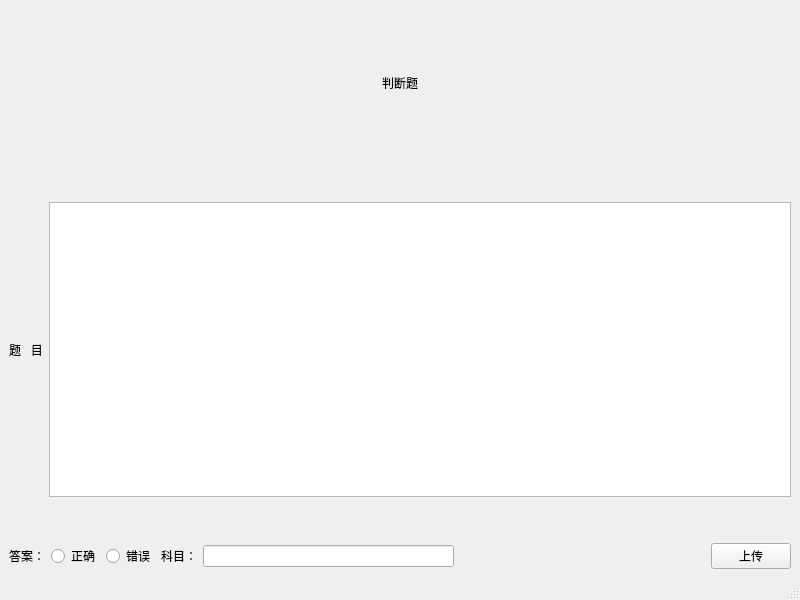
This is judgewindow.ui in dingmark1/TestSystem as Qt 5 draws it before an edit. The edited form follows.
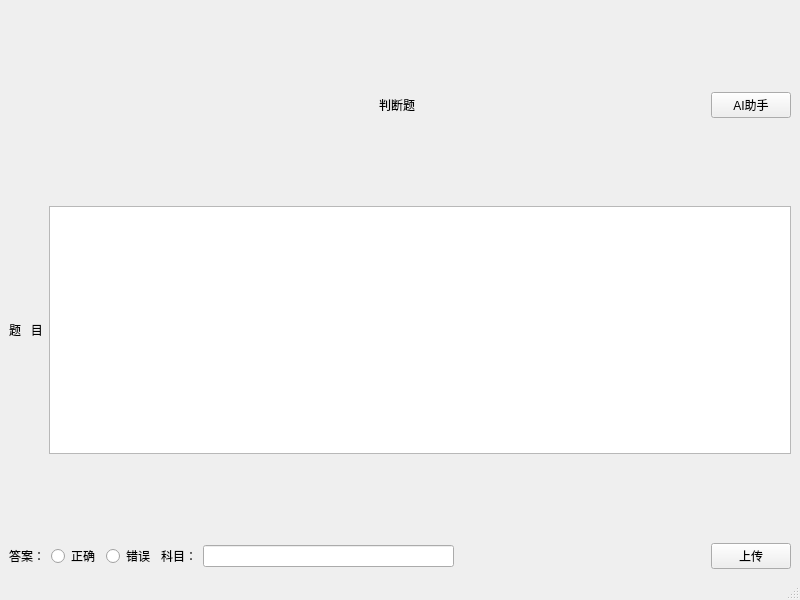
This is the edited form.

Diff of the .ui file:
```diff
--- a/judgewindow.ui
+++ b/judgewindow.ui
@@ -16,16 +16,76 @@
   <widget class="QWidget" name="centralwidget">
    <layout class="QGridLayout" name="gridLayout">
     <item row="0" column="0">
-     <layout class="QVBoxLayout" name="verticalLayout" stretch="1,0,2,0,1">
+     <layout class="QVBoxLayout" name="verticalLayout" stretch="1,2,1,3,1,1">
       <item>
-       <widget class="QLabel" name="label_7">
-        <property name="text">
-         <string>判断题</string>
+       <spacer name="verticalSpacer_3">
+        <property name="orientation">
+         <enum>Qt::Orientation::Vertical</enum>
         </property>
-        <property name="alignment">
-         <set>Qt::AlignmentFlag::AlignCenter</set>
+        <property name="sizeHint" stdset="0">
+         <size>
+          <width>20</width>
+          <height>40</height>
+         </size>
         </property>
-       </widget>
+       </spacer>
+      </item>
+      <item>
+       <layout class="QHBoxLayout" name="horizontalLayout_2">
+        <item>
+         <spacer name="horizontalSpacer_3">
+          <property name="orientation">
+           <enum>Qt::Orientation::Horizontal</enum>
+          </property>
+          <property name="sizeHint" stdset="0">
+           <size>
+            <width>40</width>
+            <height>20</height>
+           </size>
+          </property>
+         </spacer>
+        </item>
+        <item>
+         <widget class="QLabel" name="label_7">
+          <property name="text">
+           <string>判断题</string>
+          </property>
+          <property name="alignment">
+           <set>Qt::AlignmentFlag::AlignCenter</set>
+          </property>
+         </widget>
+        </item>
+        <item>
+         <layout class="QHBoxLayout" name="horizontalLayout">
+          <item>
+           <spacer name="horizontalSpacer_2">
+            <property name="orientation">
+             <enum>Qt::Orientation::Horizontal</enum>
+            </property>
+            <property name="sizeHint" stdset="0">
+             <size>
+              <width>40</width>
+              <height>20</height>
+             </size>
+            </property>
+           </spacer>
+          </item>
+          <item>
+           <widget class="QPushButton" name="pushButton">
+            <property name="sizePolicy">
+             <sizepolicy hsizetype="Fixed" vsizetype="Fixed">
+              <horstretch>0</horstretch>
+              <verstretch>0</verstretch>
+             </sizepolicy>
+            </property>
+            <property name="text">
+             <string>AI助手</string>
+            </property>
+           </widget>
+          </item>
+         </layout>
+        </item>
+       </layout>
       </item>
       <item>
        <spacer name="verticalSpacer_2">
```
